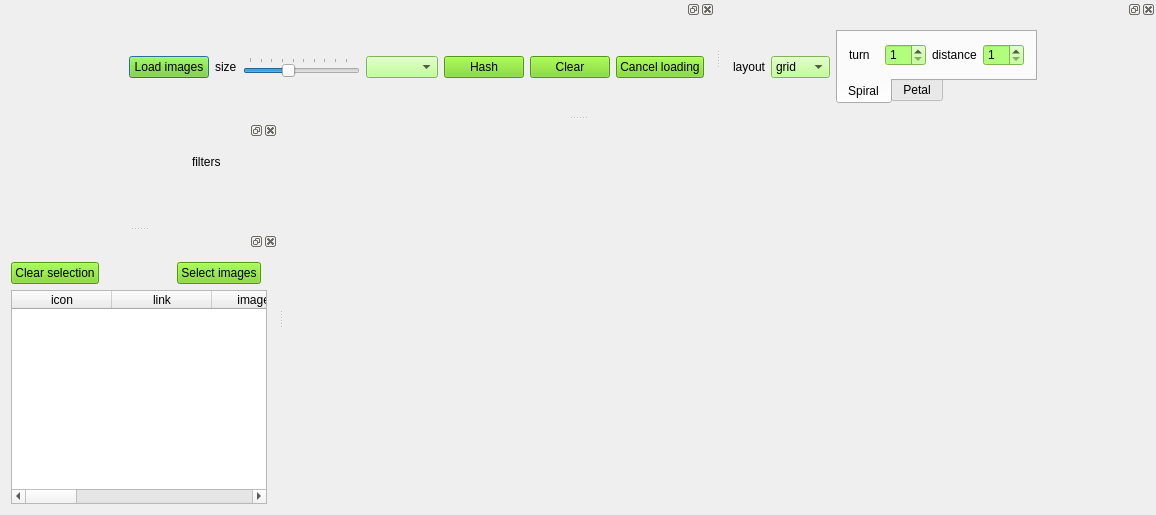
czimbortibor/Large-annotated-image-collection-management, file ui/MainWindow.ui: the form before one commit.
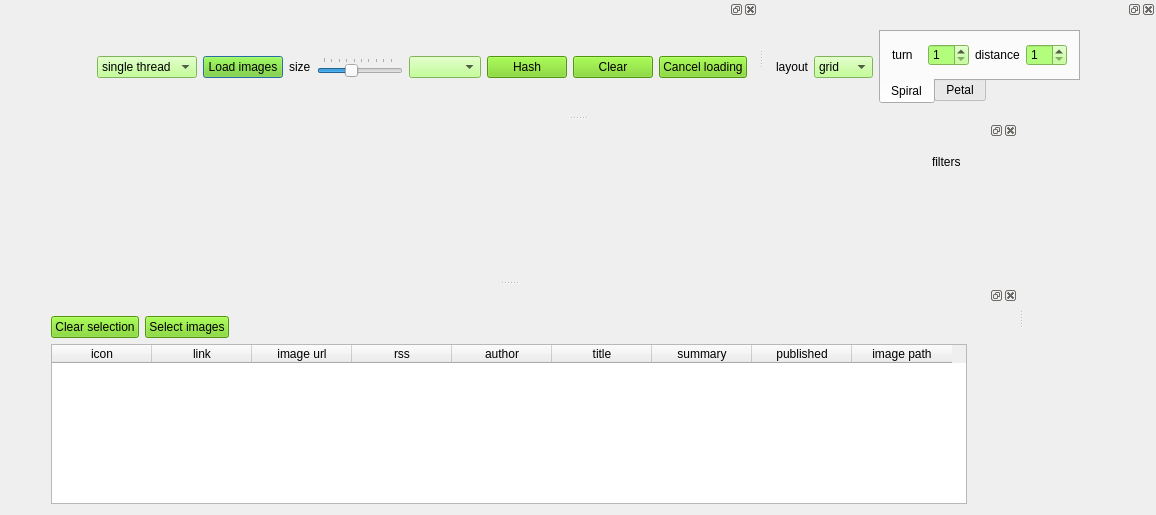
The form after the commit. Icons and pictures are not drawn.

Commit message: ui fix && selection between mt/st loading

What changed in the file:
```diff
--- a/ui/MainWindow.ui
+++ b/ui/MainWindow.ui
@@ -38,6 +38,35 @@
        </property>
       </spacer>
      </item>
+     <item>
+      <widget class="QComboBox" name="comboBox_thread">
+       <property name="sizePolicy">
+        <sizepolicy hsizetype="Minimum" vsizetype="Fixed">
+         <horstretch>0</horstretch>
+         <verstretch>0</verstretch>
+        </sizepolicy>
+       </property>
+       <property name="styleSheet">
+        <string notr="true">background-color: rgb(178, 253, 123);</string>
+       </property>
+       <property name="iconSize">
+        <size>
+         <width>16</width>
+         <height>16</height>
+        </size>
+       </property>
+       <item>
+        <property name="text">
+         <string>single thread</string>
+        </property>
+       </item>
+       <item>
+        <property name="text">
+         <string>multi thread</string>
+        </property>
+       </item>
+      </widget>
+     </item>
      <item>
       <widget class="QPushButton" name="btn_load">
        <property name="toolTip">
@@ -463,34 +492,33 @@
    </widget>
   </widget>
   <widget class="QDockWidget" name="dockWidget_metadata">
+   <property name="sizePolicy">
+    <sizepolicy hsizetype="MinimumExpanding" vsizetype="Preferred">
+     <horstretch>0</horstretch>
+     <verstretch>0</verstretch>
+    </sizepolicy>
+   </property>
    <attribute name="dockWidgetArea">
     <number>1</number>
    </attribute>
    <widget class="QWidget" name="dockWidgetContents">
+    <property name="sizePolicy">
+     <sizepolicy hsizetype="MinimumExpanding" vsizetype="Preferred">
+      <horstretch>0</horstretch>
+      <verstretch>0</verstretch>
+     </sizepolicy>
+    </property>
     <layout class="QGridLayout" name="gridLayout">
-     <item row="1" column="2">
-      <widget class="QPushButton" name="btn_selectedImages">
-       <property name="sizePolicy">
-        <sizepolicy hsizetype="Fixed" vsizetype="Fixed">
-         <horstretch>0</horstretch>
-         <verstretch>0</verstretch>
-        </sizepolicy>
-       </property>
-       <property name="styleSheet">
-        <string notr="true">background-color: rgb(115, 210, 22);</string>
-       </property>
-       <property name="text">
-        <string>Select images</string>
-       </property>
-      </widget>
-     </item>
-     <item row="4" column="0" colspan="4">
+     <item row="4" column="1" colspan="3">
       <widget class="QTableWidget" name="tableWidget_metadata">
        <property name="enabled">
         <bool>true</bool>
        </property>
+       <property name="frameShadow">
+        <enum>QFrame::Plain</enum>
+       </property>
        <property name="sizeAdjustPolicy">
-        <enum>QAbstractScrollArea::AdjustIgnored</enum>
+        <enum>QAbstractScrollArea::AdjustToContentsOnFirstShow</enum>
        </property>
        <property name="editTriggers">
         <set>QAbstractItemView::NoEditTriggers</set>
@@ -503,10 +531,13 @@
        </property>
        <property name="iconSize">
         <size>
-         <width>50</width>
-         <height>50</height>
+         <width>100</width>
+         <height>100</height>
         </size>
        </property>
+       <property name="textElideMode">
+        <enum>Qt::ElideRight</enum>
+       </property>
        <property name="gridStyle">
         <enum>Qt::SolidLine</enum>
        </property>
@@ -563,7 +594,7 @@
        </column>
       </widget>
      </item>
-     <item row="1" column="0">
+     <item row="1" column="1">
       <widget class="QPushButton" name="btn_clearSelections">
        <property name="sizePolicy">
         <sizepolicy hsizetype="Fixed" vsizetype="Fixed">
@@ -579,7 +610,23 @@
        </property>
       </widget>
      </item>
-     <item row="1" column="1">
+     <item row="1" column="2">
+      <widget class="QPushButton" name="btn_selectedImages">
+       <property name="sizePolicy">
+        <sizepolicy hsizetype="Fixed" vsizetype="Fixed">
+         <horstretch>0</horstretch>
+         <verstretch>0</verstretch>
+        </sizepolicy>
+       </property>
+       <property name="styleSheet">
+        <string notr="true">background-color: rgb(115, 210, 22);</string>
+       </property>
+       <property name="text">
+        <string>Select images</string>
+       </property>
+      </widget>
+     </item>
+     <item row="4" column="0">
       <spacer name="horizontalSpacer_2">
        <property name="orientation">
         <enum>Qt::Horizontal</enum>
@@ -592,6 +639,19 @@
        </property>
       </spacer>
      </item>
+     <item row="4" column="4">
+      <spacer name="horizontalSpacer_5">
+       <property name="orientation">
+        <enum>Qt::Horizontal</enum>
+       </property>
+       <property name="sizeHint" stdset="0">
+        <size>
+         <width>40</width>
+         <height>20</height>
+        </size>
+       </property>
+      </spacer>
+     </item>
     </layout>
    </widget>
   </widget>
```
Left out of the diff: 4 changed lines with no effect on the pictures. The commit also changes 3 other files.
